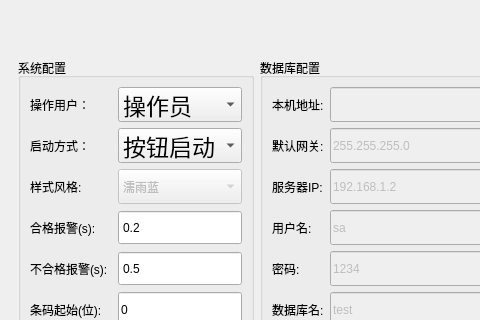
Qt form WinSyst.ui (bloglink/TesterClient) before a commit; both pictures show x 0 to 480 and y 0 to 320 of the 800 by 600 pixel window.
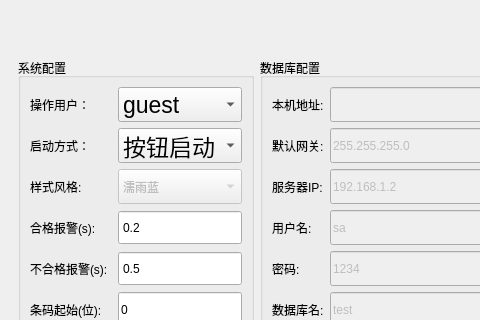
The same form after that commit.

Commit message: 修复:修正管理员操作员

```diff
--- a/WinSyst.ui
+++ b/WinSyst.ui
@@ -290,7 +290,7 @@
                </property>
                <item>
                 <property name="text">
-                 <string>操作员</string>
+                 <string>guest</string>
                 </property>
                </item>
                <item>
```
Left out of the diff: 2 changed lines with no effect on the pictures.
